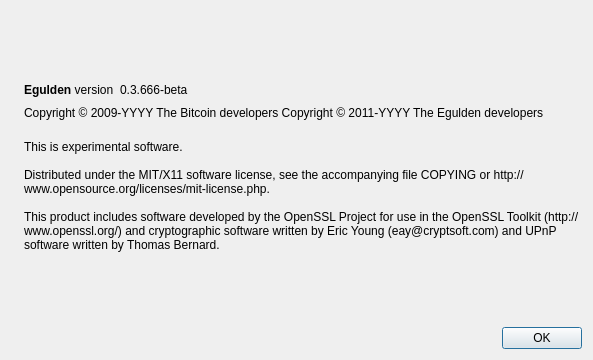
The window that src/qt/forms/aboutdialog.ui (nkpatro/catcoin) describes before a commit, drawn with Qt 5.
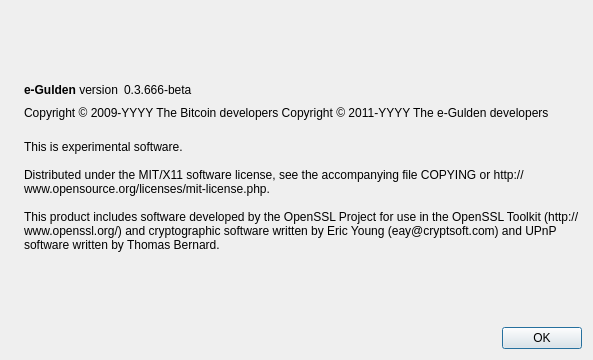
The same window after the commit. Icons and pictures are not drawn.

What changed in the file:
```diff
--- a/src/qt/forms/aboutdialog.ui
+++ b/src/qt/forms/aboutdialog.ui
@@ -50,7 +50,7 @@
           <cursorShape>IBeamCursor</cursorShape>
          </property>
          <property name="text">
-          <string>&lt;b&gt;Egulden&lt;/b&gt; version</string>
+          <string>&lt;b&gt;e-Gulden&lt;/b&gt; version</string>
          </property>
          <property name="textInteractionFlags">
           <set>Qt::LinksAccessibleByMouse|Qt::TextSelectableByKeyboard|Qt::TextSelectableByMouse</set>
@@ -92,7 +92,7 @@
        </property>
        <property name="text">
         <string notr="true">Copyright &amp;copy; 2009-YYYY The Bitcoin developers
-Copyright &amp;copy; 2011-YYYY The Egulden developers</string>
+Copyright &amp;copy; 2011-YYYY The e-Gulden developers</string>
        </property>
        <property name="textFormat">
         <enum>Qt::RichText</enum>
```
Left out of the diff: 2 changed lines with no effect on the pictures.
